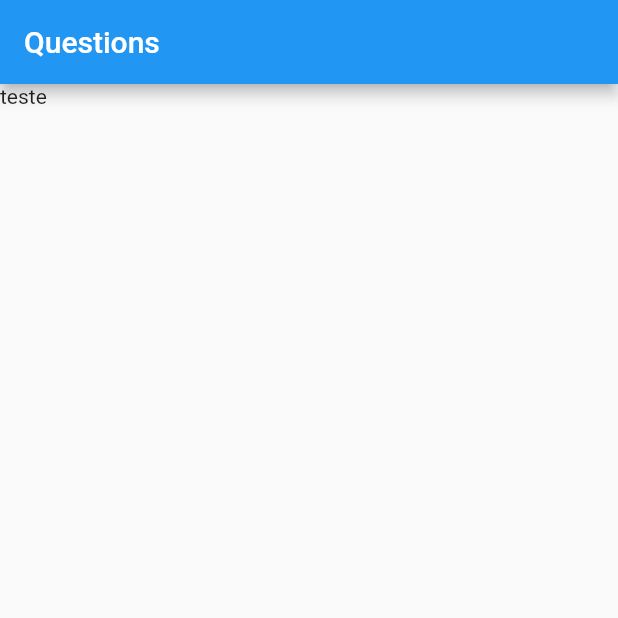
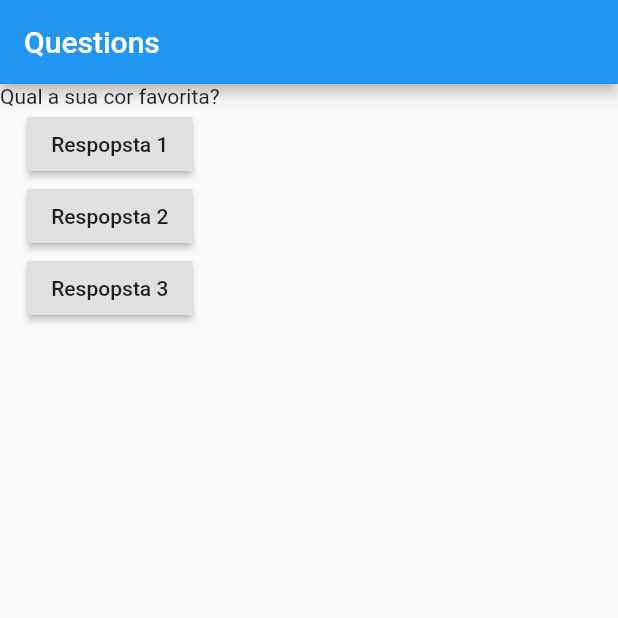
Before and after one commit to jailsonjarvis/questions, a Flutter app: the screen it shows after launch, on a phone screen of 412 x 824 dp, the top half of it. Run offline on Flutter 3.47's test engine with Material 2 defaults, Android fonts, the phone set to English and light mode, and no system bars.

Commit message:
Primeiro Commit

```diff
--- a/lib/main.dart
+++ b/lib/main.dart
@@ -2,15 +2,49 @@ import 'package:flutter/material.dart';
 
 main() => runApp(QuestionsApp());
 
-class QuestionsApp extends StatelessWidget {
+class QuestionsApp extends StatefulWidget {
+  QuestionAppState createState() {
+    return QuestionAppState();
+  }
+}
+
+class QuestionAppState extends State<QuestionsApp> {
+  var questionSelected = 0;
+  void reply() {
+    setState(() {
+      questionSelected++;
+    });
+  }
+
   @override
   Widget build(BuildContext contex) {
+    final questions = [
+      'Qual a sua cor favorita?',
+      'Qual o seu animal favorito?'
+    ];
     return MaterialApp(
-        home: Scaffold(
-      appBar: AppBar(title: Text('Questions'),
+      home: Scaffold(
+        appBar: AppBar(
+          title: Text('Questions'),
+        ),
+        body: Column(
+          children: <Widget>[
+            Text(questions[questionSelected]),
+            RaisedButton(
+              child: Text('Respopsta 1'),
+              onPressed: reply,
+            ),
+            RaisedButton(
+              child: Text('Respopsta 2'),
+              onPressed: reply,
+            ),
+            RaisedButton(
+              child: Text('Respopsta 3'),
+              onPressed: reply,
+            )
+          ],
+        ),
       ),
-      body: Text('teste'),
-    ),
     );
   }
 }
```
Also changed, not shown: 1 other file.
